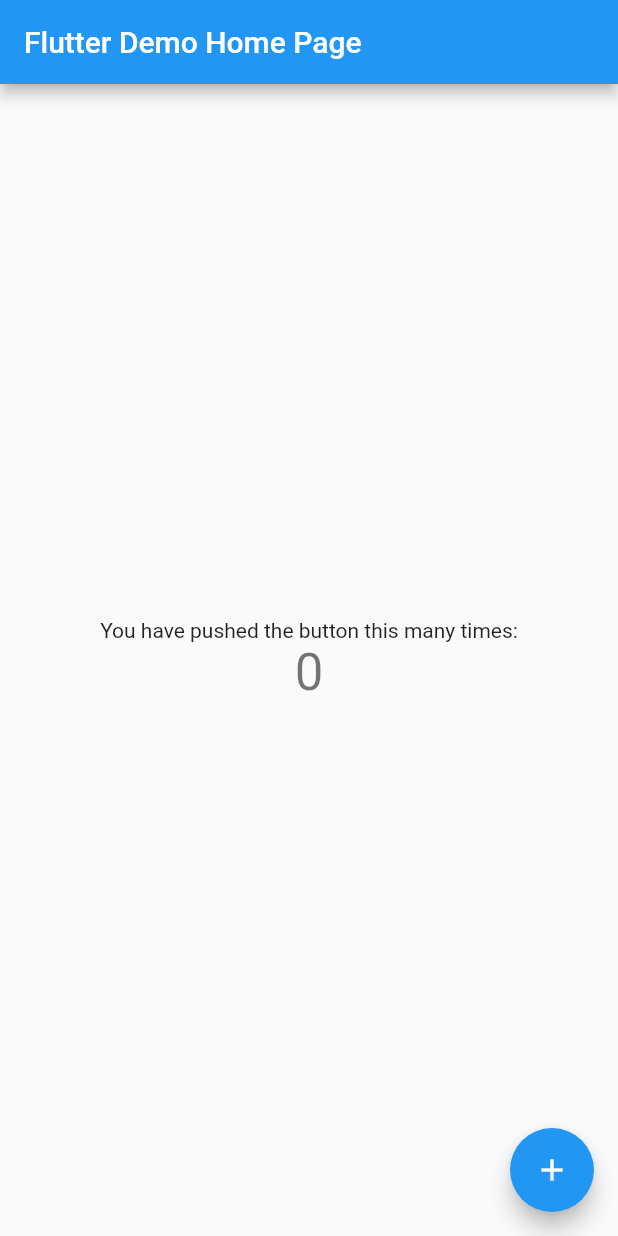
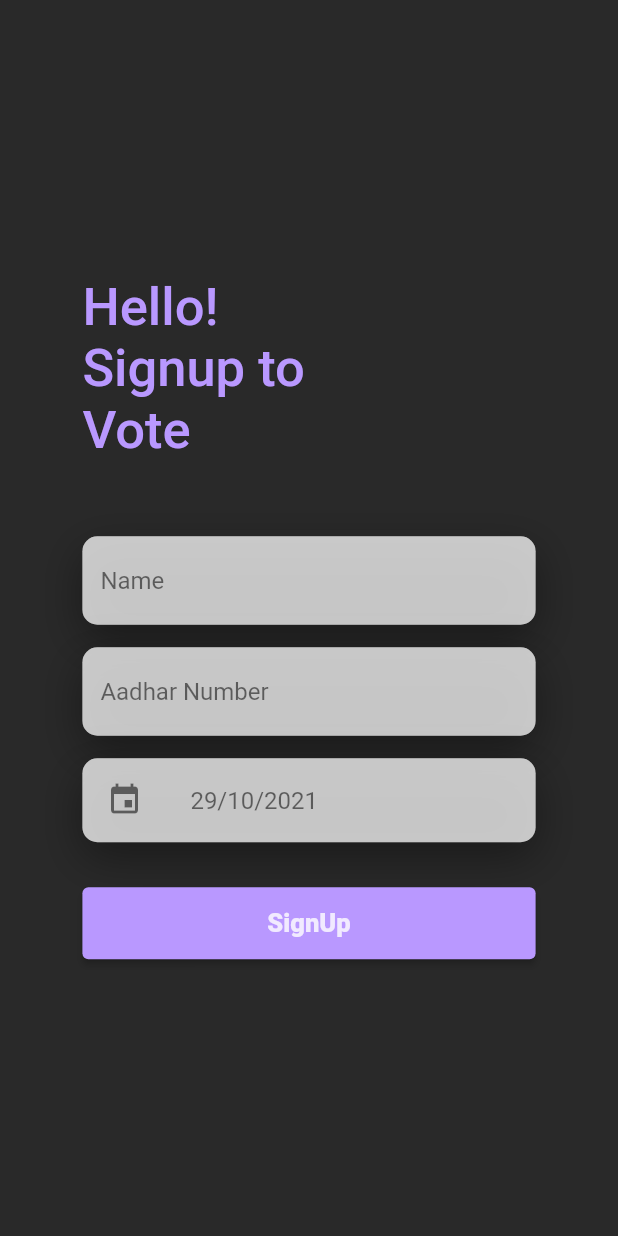
Before and after one commit to emem365/evoting_web3, a Flutter app: the screen it shows after launch, on a phone screen of 412 x 824 dp. Run offline on Flutter 3.47's test engine with Material 2 defaults, Android fonts, the phone set to English and light mode, and no system bars.

Commit message:
added registeration page

```diff
--- a/aasha/lib/main.dart
+++ b/aasha/lib/main.dart
@@ -1,115 +1,7 @@
+import 'package:aasha/register.dart';
 import 'package:flutter/material.dart';
 
 void main() {
-  runApp(const MyApp());
+  runApp(MaterialApp(
+      theme: ThemeData(brightness: Brightness.dark), home: Register()));
 }
-
-class MyApp extends StatelessWidget {
-  const MyApp({Key? key}) : super(key: key);
-
-  // This widget is the root of your application.
-  @override
-  Widget build(BuildContext context) {
-    return MaterialApp(
-      title: 'Flutter Demo',
-      theme: ThemeData(
-        // This is the theme of your application.
-        //
-        // Try running your application with "flutter run". You'll see the
-        // application has a blue toolbar. Then, without quitting the app, try
-        // changing the primarySwatch below to Colors.green and then invoke
-        // "hot reload" (press "r" in the console where you ran "flutter run",
-        // or simply save your changes to "hot reload" in a Flutter IDE).
-        // Notice that the counter didn't reset back to zero; the application
-        // is not restarted.
-        primarySwatch: Colors.blue,
-      ),
-      home: const MyHomePage(title: 'Flutter Demo Home Page'),
-    );
-  }
-}
-
-class MyHomePage extends StatefulWidget {
-  const MyHomePage({Key? key, required this.title}) : super(key: key);
-
-  // This widget is the home page of your application. It is stateful, meaning
-  // that it has a State object (defined below) that contains fields that affect
-  // how it looks.
-
-  // This class is the configuration for the state. It holds the values (in this
-  // case the title) provided by the parent (in this case the App widget) and
-  // used by the build method of the State. Fields in a Widget subclass are
-  // always marked "final".
-
-  final String title;
-
-  @override
-  State<MyHomePage> createState() => _MyHomePageState();
-}
-
-class _MyHomePageState extends State<MyHomePage> {
-  int _counter = 0;
-
-  void _incrementCounter() {
-    setState(() {
-      // This call to setState tells the Flutter framework that something has
-      // changed in this State, which causes it to rerun the build method below
-      // so that the display can reflect the updated values. If we changed
-      // _counter without calling setState(), then the build method would not be
-      // called again, and so nothing would appear to happen.
-      _counter++;
-    });
-  }
-
-  @override
-  Widget build(BuildContext context) {
-    // This method is rerun every time setState is called, for instance as done
-    // by the _incrementCounter method above.
-    //
-    // The Flutter framework has been optimized to make rerunning build methods
-    // fast, so that you can just rebuild anything that needs updating rather
-    // than having to individually change instances of widgets.
-    return Scaffold(
-      appBar: AppBar(
-        // Here we take the value from the MyHomePage object that was created by
-        // the App.build method, and use it to set our appbar title.
-        title: Text(widget.title),
-      ),
-      body: Center(
-        // Center is a layout widget. It takes a single child and positions it
-        // in the middle of the parent.
-        child: Column(
-          // Column is also a layout widget. It takes a list of children and
-          // arranges them vertically. By default, it sizes itself to fit its
-          // children horizontally, and tries to be as tall as its parent.
-          //
-          // Invoke "debug painting" (press "p" in the console, choose the
-          // "Toggle Debug Paint" action from the Flutter Inspector in Android
-          // Studio, or the "Toggle Debug Paint" command in Visual Studio Code)
-          // to see the wireframe for each widget.
-          //
-          // Column has various properties to control how it sizes itself and
-          // how it positions its children. Here we use mainAxisAlignment to
-          // center the children vertically; the main axis here is the vertical
-          // axis because Columns are vertical (the cross axis would be
-          // horizontal).
-          mainAxisAlignment: MainAxisAlignment.center,
-          children: <Widget>[
-            const Text(
-              'You have pushed the button this many times:',
-            ),
-            Text(
-              '$_counter',
-              style: Theme.of(context).textTheme.headline4,
-            ),
-          ],
-        ),
-      ),
-      floatingActionButton: FloatingActionButton(
-        onPressed: _incrementCounter,
-        tooltip: 'Increment',
-        child: const Icon(Icons.add),
-      ), // This trailing comma makes auto-formatting nicer for build methods.
-    );
-  }
-}
--- /dev/null
+++ b/aasha/lib/register.dart
@@ -0,0 +1,184 @@
+import 'dart:ui';
+
+import 'package:flutter/material.dart';
+
+class Register extends StatefulWidget {
+  const Register({Key? key}) : super(key: key);
+
+  @override
+  _RegisterState createState() => _RegisterState();
+}
+
+class _RegisterState extends State<Register> {
+  DateTime selectedDate = DateTime.now();
+
+  _pickdate() async {
+    DateTime? date = await showDatePicker(
+        context: context,
+        initialDate: selectedDate,
+        firstDate: DateTime(2015),
+        lastDate: DateTime(2101));
+    if (date != null && date != selectedDate) {
+      setState(() {
+        selectedDate = date;
+      });
+    }
+  }
+
+  @override
+  Widget build(BuildContext context) {
+    return Scaffold(
+      backgroundColor: Color.fromRGBO(41, 41, 41, 1),
+      body: Center(
+        child: Column(
+          mainAxisAlignment: MainAxisAlignment.center,
+          crossAxisAlignment: CrossAxisAlignment.start,
+          children: [
+            Padding(
+              padding: const EdgeInsets.only(bottom: 50.0),
+              child: Column(
+                crossAxisAlignment: CrossAxisAlignment.start,
+                children: [
+                  Text(
+                    "Hello!",
+                    style: TextStyle(
+                        color: Color.fromRGBO(185, 152, 255, 1),
+                        fontSize: 35,
+                        fontWeight: FontWeight.w500),
+                  ),
+                  Text(
+                    "Signup to",
+                    style: TextStyle(
+                        color: Color.fromRGBO(185, 152, 255, 1),
+                        fontSize: 35,
+                        fontWeight: FontWeight.w500),
+                  ),
+                  Text(
+                    "Vote",
+                    style: TextStyle(
+                        color: Color.fromRGBO(185, 152, 255, 1),
+                        fontSize: 35,
+                        fontWeight: FontWeight.w500),
+                  ),
+                ],
+              ),
+            ),
+            SizedBox(
+              width: MediaQuery.of(context).size.width * 2.2 / 3,
+              child: Container(
+                decoration: BoxDecoration(
+                    color: Colors.white.withOpacity(0.5),
+                    borderRadius: BorderRadius.circular(10),
+                    boxShadow: [
+                      BoxShadow(
+                        color: Colors.black38,
+                        blurRadius: 25,
+                        offset: const Offset(0, 10),
+                      ),
+                    ]),
+                child: TextFormField(
+                  decoration: InputDecoration(
+                    hintText: 'Name',
+                    hintStyle: TextStyle(color: Colors.black54),
+                    filled: true,
+                    fillColor: Colors.white.withOpacity(0.5),
+                    border: OutlineInputBorder(
+                      borderRadius: BorderRadius.circular(10),
+                      borderSide: BorderSide.none,
+                    ),
+                  ),
+                ),
+              ),
+            ),
+            Padding(
+              padding: const EdgeInsets.only(top: 15),
+              child: SizedBox(
+                width: MediaQuery.of(context).size.width * 2.2 / 3,
+                child: Container(
+                  decoration: BoxDecoration(
+                      color: Colors.white.withOpacity(0.5),
+                      borderRadius: BorderRadius.circular(10),
+                      boxShadow: [
+                        BoxShadow(
+                          color: Colors.black38,
+                          blurRadius: 25,
+                          offset: const Offset(0, 10),
+                        ),
+                      ]),
+                  child: TextFormField(
+                    decoration: InputDecoration(
+                      hintText: 'Aadhar Number',
+                      hintStyle: TextStyle(color: Colors.black54),
+                      filled: true,
+                      fillColor: Colors.white.withOpacity(0.5),
+                      border: OutlineInputBorder(
+                        borderRadius: BorderRadius.circular(10),
+                        borderSide: BorderSide.none,
+                      ),
+                    ),
+                  ),
+                ),
+              ),
+            ),
+            Padding(
+              padding: const EdgeInsets.only(top: 15.0),
+              child: SizedBox(
+                width: MediaQuery.of(context).size.width * 2.2 / 3,
+                child: Container(
+                  decoration: BoxDecoration(
+                      color: Colors.white.withOpacity(0.5),
+                      borderRadius: BorderRadius.circular(10),
+                      boxShadow: [
+                        BoxShadow(
+                          color: Colors.black38,
+                          blurRadius: 25,
+                          offset: const Offset(0, 10),
+                        ),
+                      ]),
+                  child: Container(
+                    decoration: BoxDecoration(
+                      borderRadius: BorderRadius.circular(10),
+                      color: Colors.white.withOpacity(0.5),
+                    ),
+                    child: ListTile(
+                      leading: Icon(
+                        Icons.event,
+                        color: Colors.black54,
+                      ),
+                      title: Text(
+                        '${selectedDate.day}/${selectedDate.month}/${selectedDate.year}',
+                        style: TextStyle(color: Colors.black54),
+                      ),
+                      onTap: _pickdate,
+                    ),
+                  ),
+                ),
+              ),
+            ),
+            Padding(
+              padding: const EdgeInsets.only(top: 30.0),
+              child: SizedBox(
+                width: MediaQuery.of(context).size.width * 2.2 / 3,
+                height: 48,
+                child: ElevatedButton(
+                  style: ButtonStyle(
+                    backgroundColor: MaterialStateProperty.all(
+                        Color.fromRGBO(185, 152, 255, 1)),
+                  ),
+                  onPressed: () {},
+                  child: Text(
+                    "SignUp",
+                    style: TextStyle(
+                        fontSize: 17,
+                        fontWeight: FontWeight.w900,
+                        color: Colors.white.withOpacity(0.8)),
+                  ),
+                ),
+              ),
+            )
+          ],
+        ),
+      ),
+    );
+  }
+}
```
Also changed, not shown: 1 other file.
